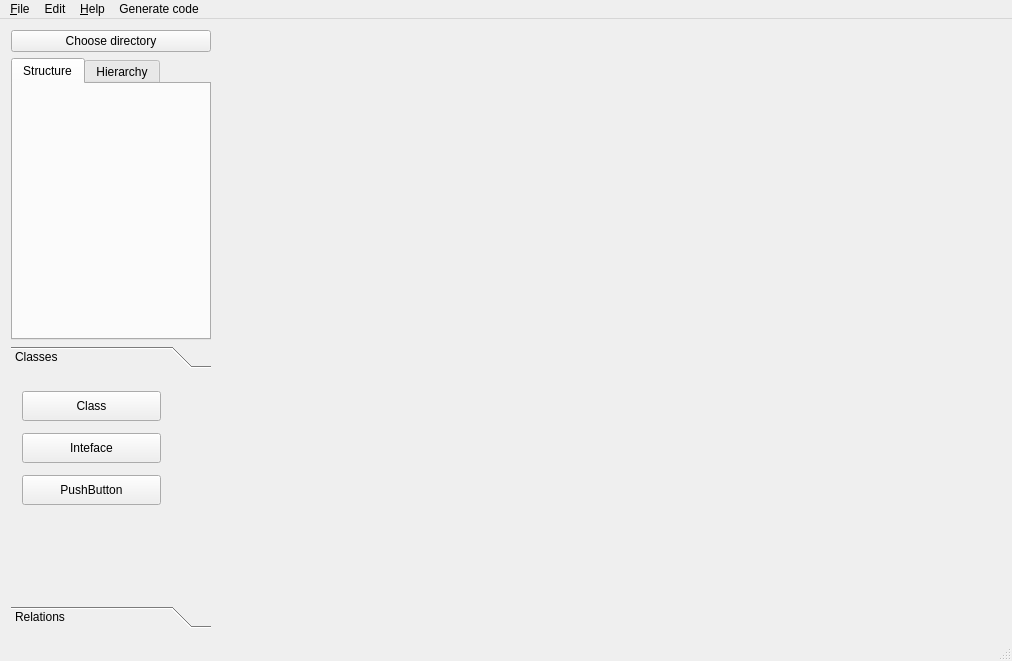
Qt form mainwindow.ui (termNinja/rs16-24) before a commit.
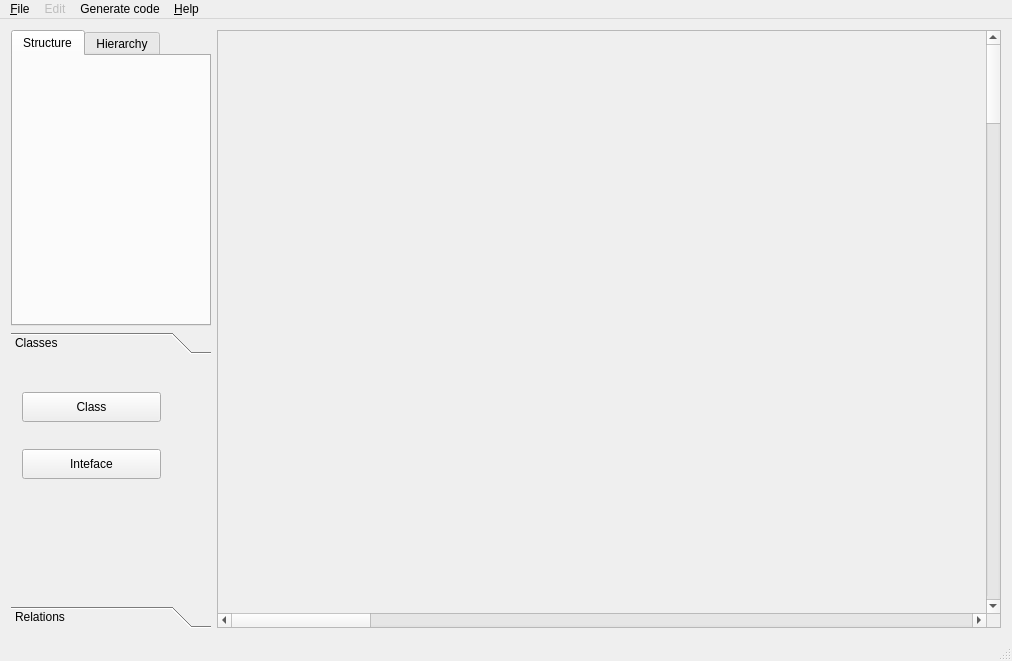
The same form after that commit. The open tabs and pages were chosen to show the change. Icons and pictures are not drawn.

Commit message: mainwindow: scrollBars added, and some other tweaks

```diff
--- a/mainwindow.ui
+++ b/mainwindow.ui
@@ -21,31 +21,11 @@
     <bool>true</bool>
    </property>
    <layout class="QGridLayout" name="gridLayout">
-    <item row="0" column="1">
-     <widget class="QWidget" name="widget_2" native="true">
-      <property name="minimumSize">
-       <size>
-        <width>300</width>
-        <height>0</height>
-       </size>
-      </property>
-      <property name="autoFillBackground">
-       <bool>true</bool>
-      </property>
-     </widget>
-    </item>
     <item row="0" column="0">
      <layout class="QVBoxLayout" name="verticalLayout_4">
       <property name="sizeConstraint">
        <enum>QLayout::SetMinAndMaxSize</enum>
       </property>
-      <item>
-       <widget class="QPushButton" name="choose_dir">
-        <property name="text">
-         <string>Choose directory</string>
-        </property>
-       </widget>
-      </item>
       <item>
        <widget class="QTabWidget" name="tabWidget">
         <property name="maximumSize">
@@ -89,7 +69,7 @@
            <x>0</x>
            <y>0</y>
            <width>200</width>
-           <height>215</height>
+           <height>232</height>
           </rect>
          </property>
          <attribute name="label">
@@ -135,19 +115,6 @@
              </property>
             </widget>
            </item>
-           <item>
-            <widget class="QPushButton" name="pushButton_12">
-             <property name="maximumSize">
-              <size>
-               <width>150</width>
-               <height>30</height>
-              </size>
-             </property>
-             <property name="text">
-              <string>PushButton</string>
-             </property>
-            </widget>
-           </item>
           </layout>
          </widget>
         </widget>
@@ -258,6 +225,29 @@
       </item>
      </layout>
     </item>
+    <item row="0" column="1">
+     <widget class="QScrollArea" name="scrollArea">
+      <property name="widgetResizable">
+       <bool>true</bool>
+      </property>
+      <widget class="QWidget" name="scrollAreaWidgetContents">
+       <property name="geometry">
+        <rect>
+         <x>0</x>
+         <y>0</y>
+         <width>10000</width>
+         <height>10000</height>
+        </rect>
+       </property>
+       <property name="minimumSize">
+        <size>
+         <width>10000</width>
+         <height>10000</height>
+        </size>
+       </property>
+      </widget>
+     </widget>
+    </item>
    </layout>
   </widget>
   <widget class="QMenuBar" name="menuBar">
@@ -285,6 +275,9 @@
     <addaction name="menuExport"/>
    </widget>
    <widget class="QMenu" name="menuEdit">
+    <property name="enabled">
+     <bool>false</bool>
+    </property>
     <property name="title">
      <string>Edit</string>
     </property>
@@ -305,8 +298,8 @@
    </widget>
    <addaction name="menu_File"/>
    <addaction name="menuEdit"/>
-   <addaction name="menu_Help"/>
    <addaction name="menuC_code"/>
+   <addaction name="menu_Help"/>
   </widget>
   <widget class="QStatusBar" name="statusBar"/>
   <action name="actionNew_File">
```
Left out of the diff: 97 changed lines with no effect on the pictures. The commit also changes 3 other files.
